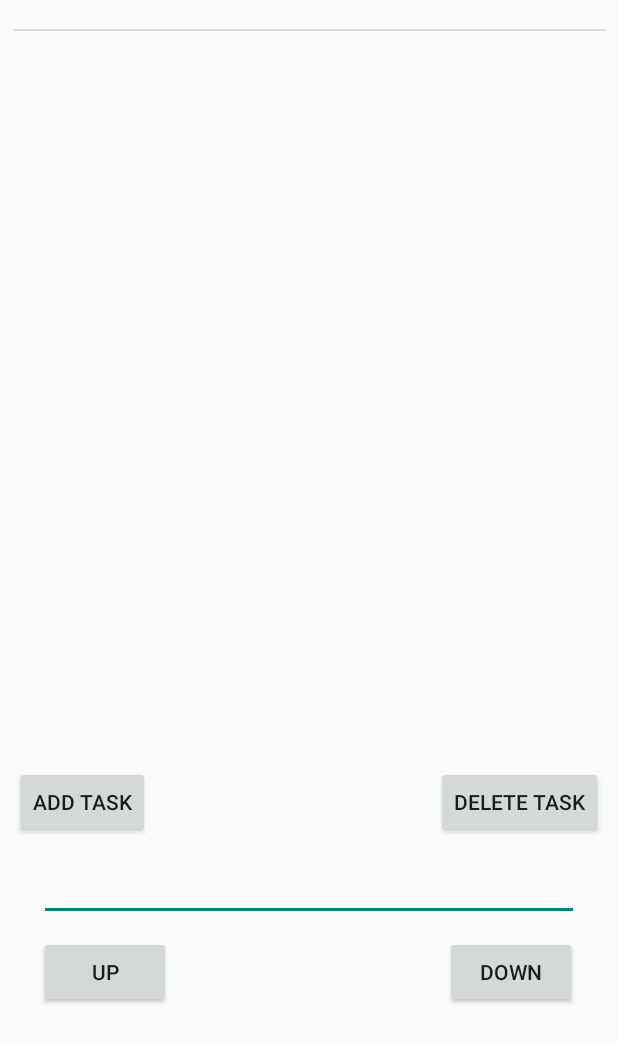
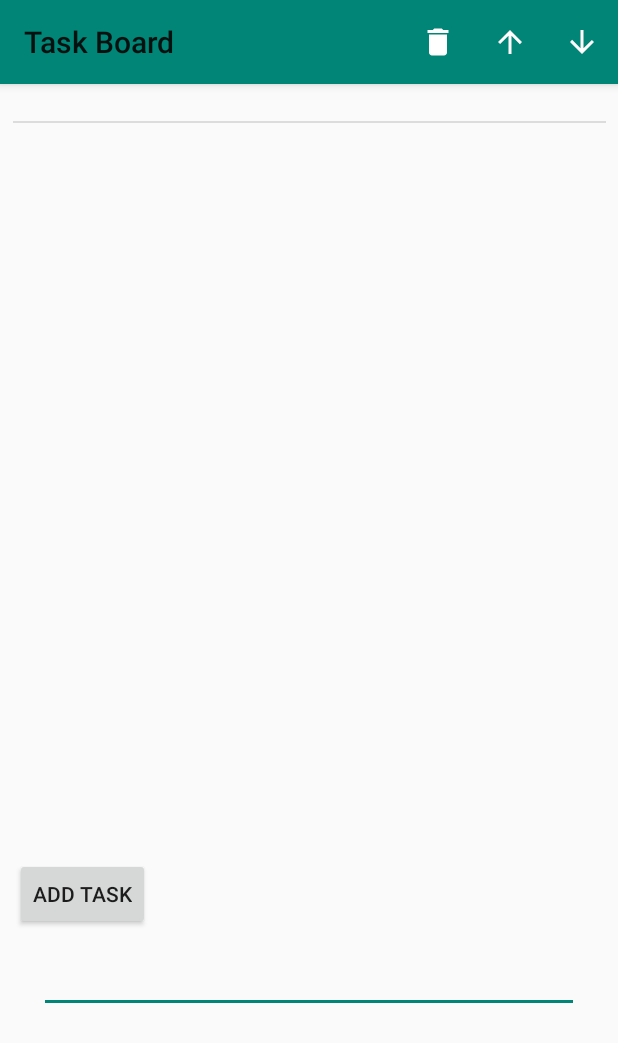
Before and after one commit to aloknigam247/task-board, an Android app: the screen it shows after launch (MainActivity), after a tap on "ADD TASK", on a phone screen of 412 x 824 dp. Shown: the top 1043 px of the screen. Run offline under Robolectric (Android 15) with nearby library versions, the phone set to English and light mode, and no system bars.

Commit message:
fixes for project Improve UI
moved "delete, move up and move down" to the action bar
fixes #17
fixes #36

```diff
--- a/app/src/main/java/com/app/taskboard/MainActivity.java
+++ b/app/src/main/java/com/app/taskboard/MainActivity.java
@@ -3,6 +3,9 @@ package com.app.taskboard;
 import android.os.Bundle;
 import android.support.annotation.NonNull;
 import android.support.v7.app.AppCompatActivity;
+import android.support.v7.widget.Toolbar;
+import android.view.Menu;
+import android.view.MenuItem;
 import android.view.View;
 import android.widget.AdapterView;
 import android.widget.EditText;
@@ -17,6 +20,8 @@ public class MainActivity extends AppCompatActivity {
     protected void onCreate(Bundle savedInstanceState) {
         super.onCreate(savedInstanceState);
         setContentView(R.layout.activity_main);
+        Toolbar myToolbar = findViewById(R.id.toolbar);
+        setSupportActionBar(myToolbar);
         mRun = new Run(R.layout.activity_main, this, this);
         mRun.startUp();
         mTaskList = mRun.getTaskList();
@@ -56,6 +61,35 @@ public class MainActivity extends AppCompatActivity {
     }
 
     @Override
+    public boolean onCreateOptionsMenu(Menu menu) {
+        getMenuInflater().inflate(R.menu.actions, menu);
+        return super.onCreateOptionsMenu(menu);
+    }
+
+    @Override
+    public boolean onOptionsItemSelected(MenuItem item) {
+        if(Actions.itemClicked) {
+            switch (item.getItemId()) {
+                case R.id.action_delete: {
+                    mTaskList.remove(Actions.itemSelected);
+                    break;
+                }
+                case R.id.action_move_up: {
+                    Actions.itemSelected = mTaskList.moveUp(Actions.itemSelected);
+                    break;
+                }
+                case R.id.action_move_down: {
+                    Actions.itemSelected = mTaskList.moveDown(Actions.itemSelected);
+                    break;
+                }
+                default:
+                    return super.onOptionsItemSelected(item);
+            }
+        }
+        return true;
+    }
+
+    @Override
     public void onRequestPermissionsResult(int requestCode, @NonNull String[] permissions, @NonNull int[] grantResults) {
         super.onRequestPermissionsResult(requestCode, permissions, grantResults);
         UserPermission.onRequestResult(requestCode, permissions, grantResults);
@@ -64,19 +98,13 @@ public class MainActivity extends AppCompatActivity {
     void registerActions() {
         ActivityRegistration register = new ActivityRegistration();
         register.registerResource(R.layout.activity_main, R.id.addTask, new Actions(), mTaskList, Actions.ADD_TASK);
-        register.registerResource(R.layout.activity_main, R.id.deleteTask, new Actions(), mTaskList, Actions.DELETE_TASK);
         register.registerResource(R.layout.activity_main, R.id.taskDisplay, new Actions(), Actions.ONCLICK);
-        register.registerResource(R.layout.activity_main, R.id.moveUp, new Actions(), mTaskList, Actions.UP);
-        register.registerResource(R.layout.activity_main, R.id.moveDown, new Actions(), mTaskList, Actions.DOWN);
     }
 }
 
 class Actions implements ActivityRegistration.RegisterClick {
     final static int ADD_TASK    = 0;
-    final static int DELETE_TASK = 1;
     final static int ONCLICK     = 2;
-    final static int UP          = 3;
-    final static int DOWN        = 4;
     static boolean itemClicked = false;
     static int itemSelected;
 
@@ -87,22 +115,6 @@ class Actions implements ActivityRegistration.RegisterClick {
                 EditText newTask = (EditText)Run.findViewByActivity(R.layout.activity_main, R.id.newTask);
                 mTaskList.add(new Task(newTask.getText().toString()));
                 newTask.setText("");
-                break;
-            }
-            case DELETE_TASK: {
-                mTaskList.remove(itemSelected);
-                break;
-            }
-            case UP: {
-                if(itemClicked) {
-                    itemSelected = mTaskList.moveUp(itemSelected);
-                }
-                break;
-            }
-            case DOWN: {
-                if(itemClicked) {
-                    itemSelected = mTaskList.moveDown(itemSelected);
-                }
                 break;
             }
         }
--- /dev/null
+++ b/app/src/main/res/drawable/ic_arrow_downward_white_24dp.xml
@@ -0,0 +1,5 @@
+<vector android:height="24dp" android:tint="#FFFFFF"
+    android:viewportHeight="24.0" android:viewportWidth="24.0"
+    android:width="24dp" xmlns:android="http://schemas.android.com/apk/res/android">
+    <path android:fillColor="#010101" android:pathData="M20,12l-1.41,-1.41L13,16.17V4h-2v12.17l-5.58,-5.59L4,12l8,8 8,-8z"/>
+</vector>
--- /dev/null
+++ b/app/src/main/res/drawable/ic_arrow_upward_white_24dp.xml
@@ -0,0 +1,5 @@
+<vector android:height="24dp" android:tint="#FFFFFF"
+    android:viewportHeight="24.0" android:viewportWidth="24.0"
+    android:width="24dp" xmlns:android="http://schemas.android.com/apk/res/android">
+    <path android:fillColor="#FF000000" android:pathData="M4,12l1.41,1.41L11,7.83V20h2V7.83l5.58,5.59L20,12l-8,-8 -8,8z"/>
+</vector>
--- /dev/null
+++ b/app/src/main/res/drawable/ic_delete_white_24dp.xml
@@ -0,0 +1,5 @@
+<vector android:height="24dp" android:tint="#FFFFFF"
+    android:viewportHeight="24.0" android:viewportWidth="24.0"
+    android:width="24dp" xmlns:android="http://schemas.android.com/apk/res/android">
+    <path android:fillColor="#FF000000" android:pathData="M6,19c0,1.1 0.9,2 2,2h8c1.1,0 2,-0.9 2,-2V7H6v12zM19,4h-3.5l-1,-1h-5l-1,1H5v2h14V4z"/>
+</vector>
--- a/app/src/main/res/layout/activity_main.xml
+++ b/app/src/main/res/layout/activity_main.xml
@@ -6,6 +6,32 @@
     android:layout_height="match_parent"
     tools:context=".MainActivity"
     tools:layout_editor_absoluteY="81dp">
+
+    <android.support.v7.widget.Toolbar
+        android:id="@+id/toolbar"
+        android:layout_width="match_parent"
+        android:layout_height="?attr/actionBarSize"
+        android:background="@color/colorPrimary"
+        android:elevation="4dp"
+        android:theme="@style/ThemeOverlay.AppCompat.ActionBar"
+        app:popupTheme="@style/ThemeOverlay.AppCompat.Light" />
+
+    <android.support.constraint.ConstraintLayout
+        android:layout_width="match_parent"
+        android:layout_height="702dp"
+        app:layout_constraintEnd_toEndOf="parent"
+        app:layout_constraintStart_toStartOf="parent"
+        app:layout_constraintTop_toBottomOf="@+id/toolbar">
+
+        <ListView
+            android:id="@+id/taskDisplay"
+            android:layout_width="395dp"
+            android:layout_height="495dp"
+            android:layout_marginTop="5dp"
+            android:listSelector="@android:color/darker_gray"
+            app:layout_constraintEnd_toEndOf="parent"
+            app:layout_constraintStart_toStartOf="parent"
+            app:layout_constraintTop_toTopOf="parent" />
 
         <Button
             android:id="@+id/addTask"
@@ -30,42 +56,6 @@
             app:layout_constraintStart_toStartOf="parent"
             app:layout_constraintTop_toBottomOf="@+id/addTask" />
 
-    <Button
-        android:id="@+id/deleteTask"
-        android:layout_width="wrap_content"
-        android:layout_height="wrap_content"
-        android:layout_marginTop="15dp"
-        android:layout_marginEnd="10dp"
-        android:text="Delete Task"
-        app:layout_constraintEnd_toEndOf="parent"
-        app:layout_constraintTop_toBottomOf="@+id/taskDisplay" />
-
-    <ListView
-        android:id="@+id/taskDisplay"
-        android:layout_width="395dp"
-        android:layout_height="495dp"
-        android:listSelector="@android:color/darker_gray"
-        app:layout_constraintEnd_toEndOf="parent"
-        app:layout_constraintStart_toStartOf="parent"
-        tools:layout_editor_absoluteY="5dp" />
-
-    <Button
-        android:id="@+id/moveUp"
-        android:layout_width="wrap_content"
-        android:layout_height="wrap_content"
-        android:layout_marginTop="10dp"
-        android:text="Up"
-        app:layout_constraintStart_toStartOf="@+id/newTask"
-        app:layout_constraintTop_toBottomOf="@+id/newTask" />
-
-    <Button
-        android:id="@+id/moveDown"
-        android:layout_width="wrap_content"
-        android:layout_height="wrap_content"
-        android:layout_marginTop="10dp"
-        android:layout_marginEnd="1dp"
-        android:text="Down"
-        app:layout_constraintEnd_toEndOf="@+id/newTask"
-        app:layout_constraintTop_toBottomOf="@+id/newTask" />
+    </android.support.constraint.ConstraintLayout>
 
 </android.support.constraint.ConstraintLayout>
--- /dev/null
+++ b/app/src/main/res/menu/actions.xml
@@ -0,0 +1,23 @@
+<?xml version="1.0" encoding="utf-8"?>
+<menu xmlns:android="http://schemas.android.com/apk/res/android"
+    xmlns:app="http://schemas.android.com/apk/res-auto">
+
+    <item
+        android:id="@+id/action_delete"
+        android:icon="@drawable/ic_delete_white_24dp"
+        android:title="Delete Task"
+        app:showAsAction="ifRoom" />
+
+    <item
+        android:id="@+id/action_move_up"
+        android:icon="@drawable/ic_arrow_upward_white_24dp"
+        android:title="Move Up"
+        app:showAsAction="ifRoom"/>
+
+    <item
+        android:id="@+id/action_move_down"
+        android:icon="@drawable/ic_arrow_downward_white_24dp"
+        android:title="Move Down"
+        app:showAsAction="ifRoom"/>
+
+</menu>
```
Also changed, not shown: 1 other file. Lines whose indentation alone changed are shown as unchanged.
